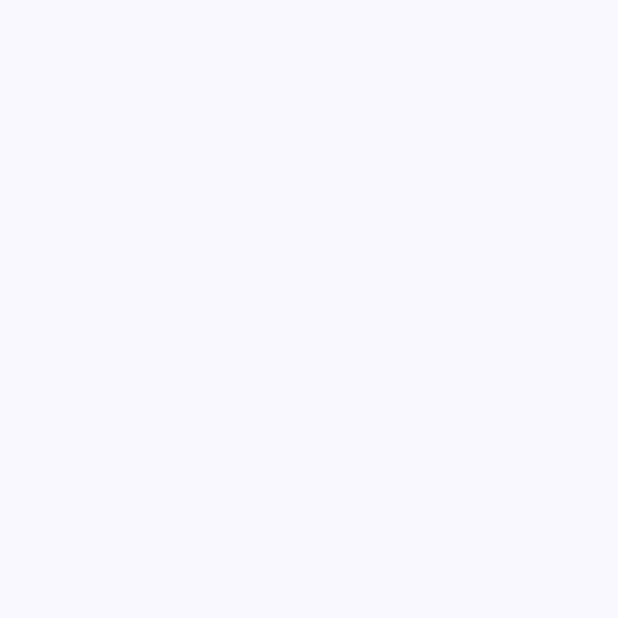
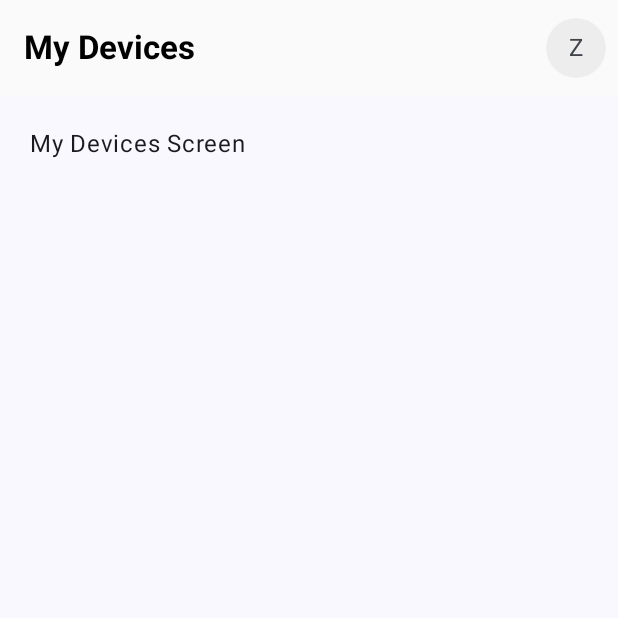
Before and after one commit to Sofymy/InventoryManagementApp, an Android app built with Jetpack Compose: the screen it shows after launch (MainActivity), on a phone screen of 412 x 824 dp, the top half of it. Before the commit the part shown is empty. Run offline under Robolectric (Android 15) with nearby library versions, the phone set to English and light mode, and no system bars; our stand-ins replace Dagger/Hilt's generated code, accompanist; 1 statement that could not run was skipped.

Commit message:
feat: base bottom and top navigation UI

```diff
--- a/app/src/main/java/com/zenitech/imaapp/MainActivity.kt
+++ b/app/src/main/java/com/zenitech/imaapp/MainActivity.kt
@@ -4,35 +4,21 @@ import android.os.Bundle
 import androidx.activity.ComponentActivity
 import androidx.activity.compose.setContent
 import androidx.activity.enableEdgeToEdge
-import androidx.compose.foundation.layout.fillMaxSize
-import androidx.compose.foundation.layout.padding
-import androidx.compose.material3.ExperimentalMaterial3Api
-import androidx.compose.material3.Scaffold
-import androidx.compose.material3.Surface
-import androidx.compose.material3.Text
-import androidx.compose.runtime.Composable
-import androidx.compose.ui.Modifier
-import androidx.compose.ui.tooling.preview.Preview
-import com.zenitech.imaapp.navigation.NavGraph
+import androidx.compose.foundation.isSystemInDarkTheme
+import androidx.compose.runtime.getValue
+import androidx.compose.runtime.mutableStateOf
+import androidx.compose.runtime.remember
+import androidx.compose.runtime.setValue
 import com.zenitech.imaapp.ui.theme.IMAAppTheme
 import dagger.hilt.android.AndroidEntryPoint
 
 @AndroidEntryPoint
 class MainActivity : ComponentActivity() {
-    @OptIn(ExperimentalMaterial3Api::class)
     override fun onCreate(savedInstanceState: Bundle?) {
         super.onCreate(savedInstanceState)
         enableEdgeToEdge()
         setContent {
-            IMAAppTheme {
-                Scaffold(modifier = Modifier.fillMaxSize()) { innerPadding ->
-                    Surface(
-                        modifier = Modifier.padding(innerPadding)
-                    ) {
-                        NavGraph()
-                    }
-                }
-            }
+            MainScreen()
         }
     }
 }
--- /dev/null
+++ b/app/src/main/java/com/zenitech/imaapp/MainScreen.kt
@@ -0,0 +1,58 @@
+package com.zenitech.imaapp
+
+import androidx.compose.foundation.layout.fillMaxSize
+import androidx.compose.foundation.layout.padding
+import androidx.compose.material3.ExperimentalMaterial3Api
+import androidx.compose.material3.Scaffold
+import androidx.compose.material3.Surface
+import androidx.compose.runtime.Composable
+import androidx.compose.runtime.getValue
+import androidx.compose.runtime.mutableStateOf
+import androidx.compose.runtime.remember
+import androidx.compose.runtime.setValue
+import androidx.compose.ui.Modifier
+import androidx.navigation.NavHostController
+import androidx.navigation.compose.rememberNavController
+import com.zenitech.imaapp.navigation.BottomNavigationBar
+import com.zenitech.imaapp.navigation.NavGraph
+import com.zenitech.imaapp.navigation.TopNavigationBar
+import com.zenitech.imaapp.ui.theme.IMAAppTheme
+
+@OptIn(ExperimentalMaterial3Api::class)
+@Composable
+fun MainScreen(
+    navController: NavHostController = rememberNavController(),
+){
+    var topNavigationBarTitle by remember {
+        mutableStateOf("")
+    }
+
+    IMAAppTheme() {
+        Scaffold(
+            modifier = Modifier.fillMaxSize(),
+            topBar = {
+                TopNavigationBar(
+                    navController = navController,
+                    topNavigationBarTitle = topNavigationBarTitle,
+                )
+            },
+            bottomBar = {
+                BottomNavigationBar(navController = navController)
+            }
+        ) { innerPadding ->
+            Surface(
+                modifier = Modifier
+                    .padding(innerPadding)
+            ) {
+                NavGraph(
+                    navController = navController,
+                    onTopNavigationBarTitleChange = {
+                        topNavigationBarTitle = it
+                    }
+                )
+            }
+        }
+    }
+
+
+}
--- /dev/null
+++ b/app/src/main/java/com/zenitech/imaapp/feature/admin/AdminViewModel.kt
@@ -0,0 +1,4 @@
+package com.zenitech.imaapp.feature.admin
+
+class AdminViewModel {
+}
--- /dev/null
+++ b/app/src/main/java/com/zenitech/imaapp/feature/my_devices/MyDevicesScreen.kt
@@ -0,0 +1,26 @@
+package com.zenitech.imaapp.feature.my_devices
+
+import androidx.compose.foundation.layout.Column
+import androidx.compose.foundation.layout.fillMaxSize
+import androidx.compose.foundation.layout.padding
+import androidx.compose.material3.Text
+import androidx.compose.runtime.Composable
+import androidx.compose.ui.Modifier
+import androidx.compose.ui.unit.dp
+
+@Composable
+fun MyDevicesScreen(
+) {
+    Column(
+        modifier = Modifier
+            .fillMaxSize()
+            .padding(20.dp)
+    ) {
+        MyDevicesContent()
+    }
+}
+
+@Composable
+fun MyDevicesContent() {
+    Text("My Devices Screen")
+}
--- /dev/null
+++ b/app/src/main/java/com/zenitech/imaapp/feature/my_devices/MyDevicesViewModel.kt
@@ -0,0 +1,4 @@
+package com.zenitech.imaapp.feature.my_devices
+
+class MyDevicesViewModel {
+}
--- /dev/null
+++ b/app/src/main/java/com/zenitech/imaapp/feature/request/RequestViewModel.kt
@@ -0,0 +1 @@
+package com.zenitech.imaapp.feature.request
--- /dev/null
+++ b/app/src/main/java/com/zenitech/imaapp/navigation/BottomNavigationBar.kt
@@ -0,0 +1,65 @@
+package com.zenitech.imaapp.navigation
+
+import androidx.compose.material3.BottomAppBar
+import androidx.compose.material3.Icon
+import androidx.compose.material3.NavigationBarItem
+import androidx.compose.material3.NavigationBarItemDefaults
+import androidx.compose.material3.Text
+import androidx.compose.runtime.Composable
+import androidx.compose.runtime.getValue
+import androidx.compose.ui.Modifier
+import androidx.compose.ui.draw.shadow
+import androidx.compose.ui.graphics.Color
+import androidx.compose.ui.res.stringResource
+import androidx.compose.ui.unit.dp
+import androidx.navigation.NavController
+import androidx.navigation.NavDestination.Companion.hierarchy
+import androidx.navigation.NavGraph.Companion.findStartDestination
+import androidx.navigation.compose.currentBackStackEntryAsState
+import com.zenitech.imaapp.ui.theme.NavigationBarCustomColorsPalette
+
+
+val items = listOf<BottomNavigationBarItem>(
+    BottomNavigationBarItem.MyDevices,
+    BottomNavigationBarItem.Request,
+    BottomNavigationBarItem.QRReader,
+    BottomNavigationBarItem.Admin,
+)
+
+@Composable
+fun BottomNavigationBar(
+    navController: NavController
+) {
+    BottomAppBar(
+        modifier = Modifier.shadow(0.dp),
+        containerColor = NavigationBarCustomColorsPalette.current.bottomContainerBar,
+        tonalElevation = 0.dp
+    ) {
+        val navBackStackEntry by navController.currentBackStackEntryAsState()
+        val currentDestination = navBackStackEntry?.destination
+        items.forEach { item ->
+
+            NavigationBarItem(
+                colors = NavigationBarItemDefaults.colors(
+                    selectedIconColor = NavigationBarCustomColorsPalette.current.selectedIconColor,
+                    selectedTextColor = NavigationBarCustomColorsPalette.current.selectedTextColor,
+                    indicatorColor = Color.Transparent,
+                    unselectedIconColor = NavigationBarCustomColorsPalette.current.unselectedIconColor,
+                    unselectedTextColor = NavigationBarCustomColorsPalette.current.unselectedTextColor,
+                ),
+                icon = { Icon(item.icon, contentDescription = null) },
+                label = { Text(stringResource(item.resourceId)) },
+                selected = currentDestination?.hierarchy?.any { it.route == item.screen::class.qualifiedName } == true,
+                onClick = {
+                    navController.navigate(item.screen) {
+                        popUpTo(navController.graph.findStartDestination().id) {
+                            saveState = true
+                        }
+                        launchSingleTop = true
+                        restoreState = true
+                    }
+                }
+            )
+        }
+    }
+}
--- a/app/src/main/java/com/zenitech/imaapp/navigation/NavGraph.kt
+++ b/app/src/main/java/com/zenitech/imaapp/navigation/NavGraph.kt
@@ -1,32 +1,73 @@
 package com.zenitech.imaapp.navigation
 
+import android.os.Bundle
 import androidx.compose.material3.ExperimentalMaterial3Api
 import androidx.compose.runtime.Composable
+import androidx.compose.ui.platform.LocalContext
+import androidx.navigation.NavController
+import androidx.navigation.NavHostController
 import androidx.navigation.compose.NavHost
 import androidx.navigation.compose.composable
-import androidx.navigation.compose.rememberNavController
+import com.google.firebase.analytics.FirebaseAnalytics
+import com.zenitech.imaapp.feature.admin.AdminScreen
 import com.zenitech.imaapp.feature.devicelist.DeviceListScreen
 import com.zenitech.imaapp.feature.login.LoginScreen
+import com.zenitech.imaapp.feature.my_devices.MyDevicesScreen
 import com.zenitech.imaapp.feature.qr_reader.QRReaderScreen
+import com.zenitech.imaapp.feature.request.RequestScreen
 
 @ExperimentalMaterial3Api
 @Composable
-fun NavGraph() {
-    val navController = rememberNavController()
+fun NavGraph(
+    navController: NavHostController,
+    onTopNavigationBarTitleChange: (String) -> Unit,
+) {
 
-    NavHost(navController, startDestination = Screen.Login) {
+    val context = LocalContext.current
+    val firebaseAnalytics = FirebaseAnalytics.getInstance(context)
+
+    setupScreenTracking(navController, firebaseAnalytics)
+
+    NavHost(navController, startDestination = Screen.MyDevices) {
 
         composable<Screen.Login> {
+            onTopNavigationBarTitleChange("Log In")
             LoginScreen()
         }
 
         composable<Screen.DeviceList> {
+            onTopNavigationBarTitleChange("Device List")
             DeviceListScreen()
         }
 
         composable<Screen.QRReader> {
+            onTopNavigationBarTitleChange("QR Reader")
             QRReaderScreen()
+        }
+
+        composable<Screen.MyDevices> {
+            onTopNavigationBarTitleChange("My Devices")
+            MyDevicesScreen()
+        }
+
+        composable<Screen.Admin> {
+            onTopNavigationBarTitleChange("Admin")
+            AdminScreen()
+        }
+
+        composable<Screen.Request> {
+            onTopNavigationBarTitleChange("Request Test Device")
+            RequestScreen()
         }
 
     }
 }
+
+private fun setupScreenTracking(navController: NavController, firebaseAnalytics: FirebaseAnalytics) {
+    navController.addOnDestinationChangedListener { _, destination, _ ->
+        val params = Bundle()
+        params.putString(FirebaseAnalytics.Param.SCREEN_NAME, destination.route)
+        params.putString(FirebaseAnalytics.Param.SCREEN_CLASS, destination.route)
+        firebaseAnalytics.logEvent(FirebaseAnalytics.Event.SCREEN_VIEW, params)
+    }
+}
--- a/app/src/main/java/com/zenitech/imaapp/navigation/Screen.kt
+++ b/app/src/main/java/com/zenitech/imaapp/navigation/Screen.kt
@@ -1,15 +1,28 @@
 package com.zenitech.imaapp.navigation
 
+import androidx.annotation.StringRes
+import com.zenitech.imaapp.R
 import kotlinx.serialization.Serializable
 
 @Serializable
-sealed class Screen{
+sealed class Screen(
+    @StringRes val resourceId: Int
+){
     @Serializable
-    object Login
+    data object Login: Screen(R.string.login)
 
     @Serializable
-    object QRReader
+    data object QRReader: Screen(R.string.qrreader)
 
     @Serializable
-    object DeviceList
+    data object Admin: Screen(R.string.admin)
+
+    @Serializable
+    data object MyDevices: Screen(R.string.mydevices)
+
+    @Serializable
+    data object DeviceList: Screen(R.string.devicelist)
+
+    @Serializable
+    data object Request: Screen(R.string.request)
 }
--- /dev/null
+++ b/app/src/main/java/com/zenitech/imaapp/navigation/TopNavigationBar.kt
@@ -0,0 +1,57 @@
+package com.zenitech.imaapp.navigation
+
+import androidx.compose.foundation.isSystemInDarkTheme
+import androidx.compose.foundation.layout.Box
+import androidx.compose.foundation.layout.Column
+import androidx.compose.foundation.layout.fillMaxSize
+import androidx.compose.material.icons.Icons
+import androidx.compose.material.icons.automirrored.outlined.ArrowBack
+import androidx.compose.material3.ExperimentalMaterial3Api
+import androidx.compose.material3.Icon
+import androidx.compose.material3.IconButton
+import androidx.compose.material3.IconButtonDefaults
+import androidx.compose.material3.Text
+import androidx.compose.material3.TopAppBar
+import androidx.compose.material3.TopAppBarDefaults
+import androidx.compose.runtime.Composable
+import androidx.compose.ui.Alignment
+import androidx.compose.ui.Modifier
+import androidx.compose.ui.draw.shadow
+import androidx.compose.ui.graphics.Color
+import androidx.compose.ui.text.font.FontWeight
+import androidx.compose.ui.unit.dp
+import androidx.navigation.NavHostController
+import com.zenitech.imaapp.ui.theme.EerieBlack10White
+import com.zenitech.imaapp.ui.theme.NavigationBarCustomColorsPalette
+
+@OptIn(ExperimentalMaterial3Api::class)
+@Composable
+fun TopNavigationBar(
+    navController: NavHostController,
+    topNavigationBarTitle: String
+) {
+    TopAppBar(
+        modifier = Modifier.shadow(0.dp),
+        colors = TopAppBarDefaults.topAppBarColors(
+            containerColor = NavigationBarCustomColorsPalette.current.topContainerBar,
+            titleContentColor = NavigationBarCustomColorsPalette.current.containerTextColor,
+        ),
+        title = {
+            Text(topNavigationBarTitle, fontWeight = FontWeight.Bold)
+        },
+        actions = {
+            IconButton(
+                onClick = {  },
+                colors = IconButtonDefaults.iconButtonColors(
+                    containerColor = if(isSystemInDarkTheme()) EerieBlack10White else Color.LightGray.copy(alpha = 0.3f)
+                ),
+                modifier = Modifier
+
+            ) {
+                Column {
+                    Text("Z")
+                }
+            }
+        }
+    )
+}
--- a/app/src/main/java/com/zenitech/imaapp/ui/theme/Color.kt
+++ b/app/src/main/java/com/zenitech/imaapp/ui/theme/Color.kt
@@ -2,10 +2,11 @@ package com.zenitech.imaapp.ui.theme
 
 import androidx.compose.ui.graphics.Color
 
-val Purple80 = Color(0xFFD0BCFF)
-val PurpleGrey80 = Color(0xFFCCC2DC)
-val Pink80 = Color(0xFFEFB8C8)
-
-val Purple40 = Color(0xFF6650a4)
-val PurpleGrey40 = Color(0xFF625b71)
-val Pink40 = Color(0xFF7D5260)
+val RaspberryRed = Color(0xFFFF1B3A)
+val RaspberryRed30White = Color(0xFFFF6076)
+val EerieBlack = Color(0xFF151728)
+val EerieBlack10White = Color(0xFF17192C)
+val EerieBlack40Black = Color(0xFF0D0F19)
+val TeaGreen = Color(0xFFC9E4CA)
+val Grey = Color(0xFFFAFAFA)
+val White = Color(0xFFFFFFFF)
--- a/app/src/main/java/com/zenitech/imaapp/ui/theme/Theme.kt
+++ b/app/src/main/java/com/zenitech/imaapp/ui/theme/Theme.kt
@@ -1,5 +1,6 @@
 package com.zenitech.imaapp.ui.theme
 
+import android.annotation.SuppressLint
 import android.os.Build
 import androidx.compose.foundation.isSystemInDarkTheme
 import androidx.compose.material3.MaterialTheme
@@ -8,18 +9,30 @@ import androidx.compose.material3.dynamicDarkColorScheme
 import androidx.compose.material3.dynamicLightColorScheme
 import androidx.compose.material3.lightColorScheme
 import androidx.compose.runtime.Composable
+import androidx.compose.runtime.CompositionLocalProvider
+import androidx.compose.runtime.Immutable
+import androidx.compose.runtime.staticCompositionLocalOf
+import androidx.compose.ui.graphics.Color
 import androidx.compose.ui.platform.LocalContext
+import com.google.accompanist.systemuicontroller.rememberSystemUiController
 
 private val DarkColorScheme = darkColorScheme(
-    primary = Purple80,
-    secondary = PurpleGrey80,
-    tertiary = Pink80
+    primary = RaspberryRed,
+    secondary = EerieBlack,
+    background = EerieBlack40Black,
+    surface = EerieBlack40Black,
+    onSurface = White,
+    onBackground = White
 )
 
 private val LightColorScheme = lightColorScheme(
-    primary = Purple40,
-    secondary = PurpleGrey40,
-    tertiary = Pink40
+    primary = RaspberryRed,
+    secondary = EerieBlack,
+    background = Grey,
+    surface = Grey,
+    onSurface = Color.Black,
+    onBackground = Color.Black
+
 
     /* Other default colors to override
     background = Color(0xFFFFFBFE),
@@ -32,6 +45,40 @@ private val LightColorScheme = lightColorScheme(
     */
 )
 
+@Immutable
+data class BottomNavigationBarColorScheme(
+    val topContainerBar: Color = Color.Unspecified,
+    val containerTextColor : Color = Color.Unspecified,
+    val selectedIconColor: Color = Color.Unspecified,
+    val selectedTextColor: Color = Color.Unspecified,
+    val unselectedIconColor: Color = Color.Unspecified,
+    val unselectedTextColor: Color = Color.Unspecified,
+    val bottomContainerBar: Color = Color.Unspecified
+)
+
+@SuppressLint("CompositionLocalNaming")
+val NavigationBarCustomColorsPalette = staticCompositionLocalOf { BottomNavigationBarColorScheme() }
+
+
+val LightBottomNavigationBarColorScheme = BottomNavigationBarColorScheme(
+    topContainerBar = Grey,
+    containerTextColor = Color.Black,
+    selectedIconColor = RaspberryRed,
+    selectedTextColor = RaspberryRed,
+    unselectedIconColor = Color.Black,
+    unselectedTextColor = Color.Black,
+    bottomContainerBar = Color.White
+)
+
+val DarkBottomNavigationBarColorScheme = BottomNavigationBarColorScheme(
+    topContainerBar = EerieBlack40Black,
+    containerTextColor = Color.White,
+    selectedIconColor = RaspberryRed30White,
+    selectedTextColor = RaspberryRed30White,
+    unselectedIconColor = Color.White,
+    unselectedTextColor = Color.White,
+    bottomContainerBar = EerieBlack
+)
 @Composable
 fun IMAAppTheme(
     darkTheme: Boolean = isSystemInDarkTheme(),
@@ -49,9 +96,40 @@ fun IMAAppTheme(
         else -> LightColorScheme
     }
 
+    val systemUiController = rememberSystemUiController()
+    if(darkTheme){
+        systemUiController.setNavigationBarColor(
+            color = EerieBlack
+        )
+        systemUiController.setStatusBarColor(
+            color = EerieBlack40Black
+        )
+    }else{
+        systemUiController.setNavigationBarColor(
+            color = Color.White
+        )
+        systemUiController.setStatusBarColor(
+            color = Grey
+        )
+    }
+
     MaterialTheme(
         colorScheme = colorScheme,
         typography = Typography,
         content = content
     )
+
+    val bottomNavigationBarColorScheme =
+        if (darkTheme) DarkBottomNavigationBarColorScheme
+        else LightBottomNavigationBarColorScheme
+
+    CompositionLocalProvider(
+        NavigationBarCustomColorsPalette provides bottomNavigationBarColorScheme
+    ) {
+        MaterialTheme(
+            colorScheme = colorScheme,
+            typography = Typography,
+            content = content
+        )
+    }
 }
--- a/app/src/main/res/values/strings.xml
+++ b/app/src/main/res/values/strings.xml
@@ -1,3 +1,13 @@
 <resources>
     <string name="app_name">IMAApp</string>
+    <string name="login">Log in</string>
+    <string name="qrreader">QR Reader</string>
+    <string name="admin">Admin</string>
+    <string name="mydevices">My Devices</string>
+    <string name="devicelist">Device List</string>
+    <string name="request">Request</string>
+    <string name="screen_title_my_devices">My Devices</string>
+    <string name="screen_title_qr_reader">QR Reader</string>
+    <string name="screen_title_request">Request</string>
+    <string name="screen_title_admin">Admin</string>
 </resources>
--- a/build.gradle.kts
+++ b/build.gradle.kts
@@ -6,6 +6,9 @@ plugins {
     alias(libs.plugins.jetbrains.kotlin.serialization) apply false
     id("com.google.dagger.hilt.android") version "2.51.1" apply false
     kotlin("kapt") version "2.0.0"
+    id("com.google.gms.google-services") version "4.4.2" apply false
+    id("com.google.firebase.crashlytics") version "3.0.2" apply false
+
 }
 
 buildscript {
```
Also changed, not shown: app/build.gradle.kts (+18 -0 lines), app/src/main/java/com/zenitech/imaapp/feature/admin/AdminScreen.kt (added, +26 -0 lines), app/src/main/java/com/zenitech/imaapp/feature/qr_reader/QRReaderScreen.kt (+21 -1 lines), app/src/main/java/com/zenitech/imaapp/feature/request/RequestScreen.kt (added, +26 -0 lines), app/src/main/java/com/zenitech/imaapp/navigation/BottomNavigationBarItem.kt (added, +46 -0 lines), gradle/libs.versions.toml (+14 -0 lines), 1 other file.
